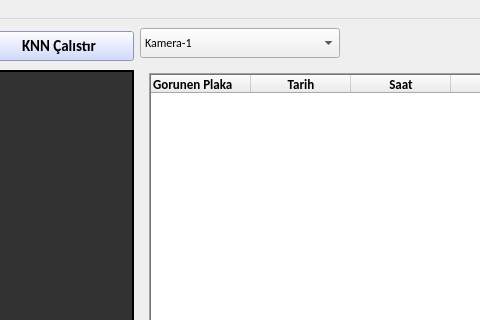
Old version of the form Interfaces/GUI.ui in the repository buraketmen/LicencePlateProject; both pictures show x 515 to 995 and y 0 to 320 of the 1313 by 869 pixel window.
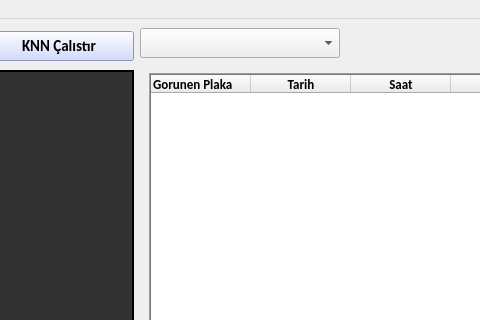
New version of the form.

Diff of the .ui file:
```diff
--- a/Interfaces/GUI.ui
+++ b/Interfaces/GUI.ui
@@ -73,11 +73,6 @@
       <property name="frame">
        <bool>true</bool>
       </property>
-      <item>
-       <property name="text">
-        <string>Kamera-1</string>
-       </property>
-      </item>
      </widget>
     </item>
     <item row="3" column="0">
```
